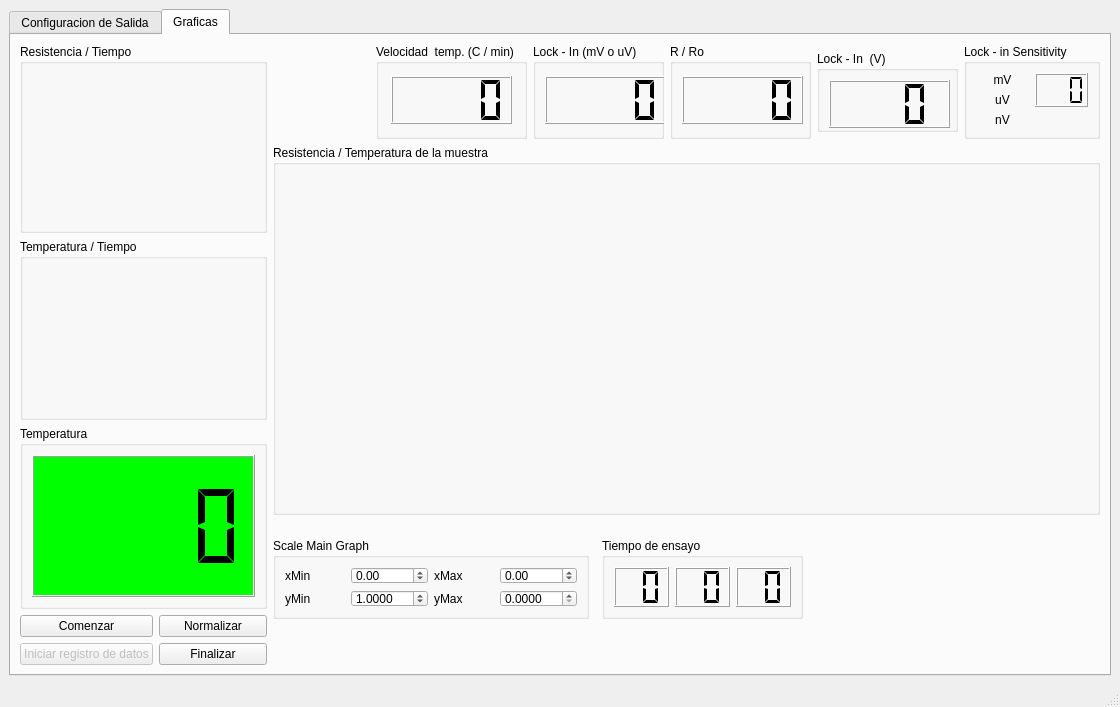
First picture: the form in Adquisidor de datos/Resistividad/0.02/Resistividad_UI.ui, repository cruceno/AdquisidoresDeDatos, before the edit.
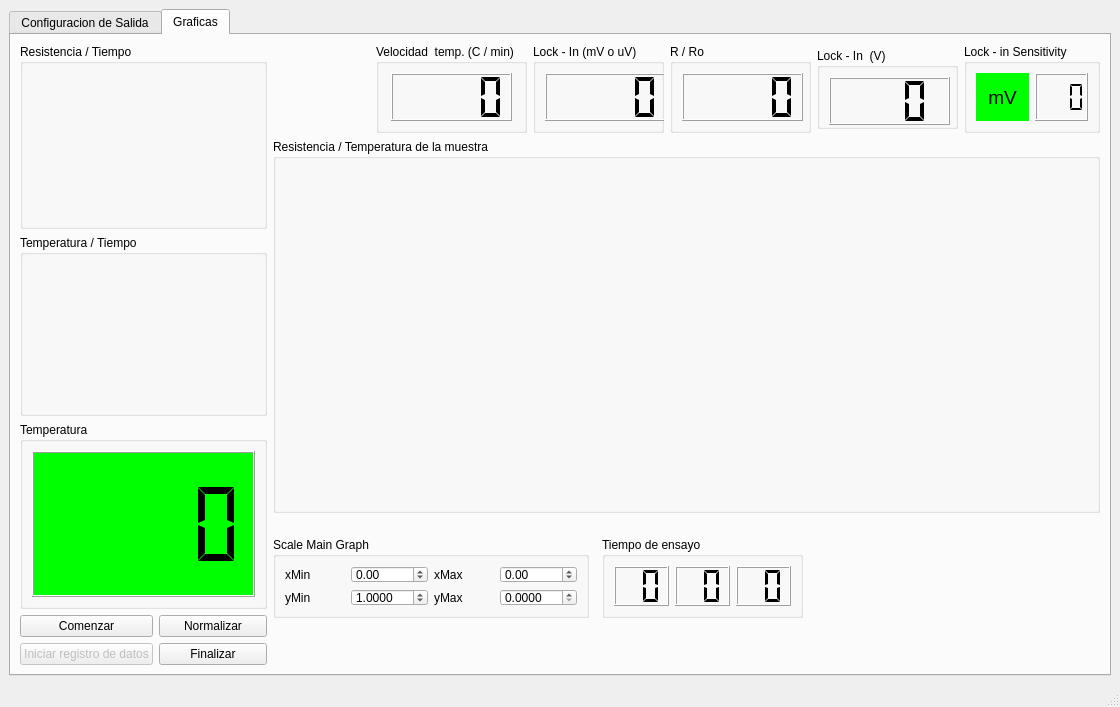
Second picture: the form after the edit.

What changed in the file:
```diff
--- a/Adquisidor de datos/Resistividad/0.02/Resistividad_UI.ui
+++ b/Adquisidor de datos/Resistividad/0.02/Resistividad_UI.ui
@@ -986,16 +986,6 @@
            <string>Lock - in Sensitivity</string>
           </property>
           <layout class="QGridLayout" name="gridLayout_4">
-           <item row="0" column="0">
-            <widget class="QLabel" name="lb_lock_in_mv">
-             <property name="text">
-              <string>mV</string>
-             </property>
-             <property name="alignment">
-              <set>Qt::AlignCenter</set>
-             </property>
-            </widget>
-           </item>
            <item row="0" column="1" rowspan="2">
             <widget class="QLCDNumber" name="lcd_lock_in_sensitivity">
              <property name="smallDecimalPoint">
@@ -1009,20 +999,24 @@
              </property>
             </widget>
            </item>
-           <item row="1" column="0">
-            <widget class="QLabel" name="lb_lock_in_uv">
-             <property name="text">
-              <string>uV</string>
+           <item row="0" column="0" rowspan="2">
+            <widget class="QLabel" name="lb_lock_in_sensitivity_unit">
+             <property name="font">
+              <font>
+               <pointsize>14</pointsize>
+              </font>
              </property>
-             <property name="alignment">
-              <set>Qt::AlignCenter</set>
+             <property name="autoFillBackground">
+              <bool>false</bool>
              </property>
-            </widget>
-           </item>
-           <item row="2" column="0">
-            <widget class="QLabel" name="lb_lock_in_nv">
+             <property name="styleSheet">
+              <string notr="true">background-color:rgb(0, 255, 0)</string>
+             </property>
              <property name="text">
-              <string>nV</string>
+              <string>mV</string>
+             </property>
+             <property name="textFormat">
+              <enum>Qt::AutoText</enum>
              </property>
              <property name="alignment">
               <set>Qt::AlignCenter</set>
```
